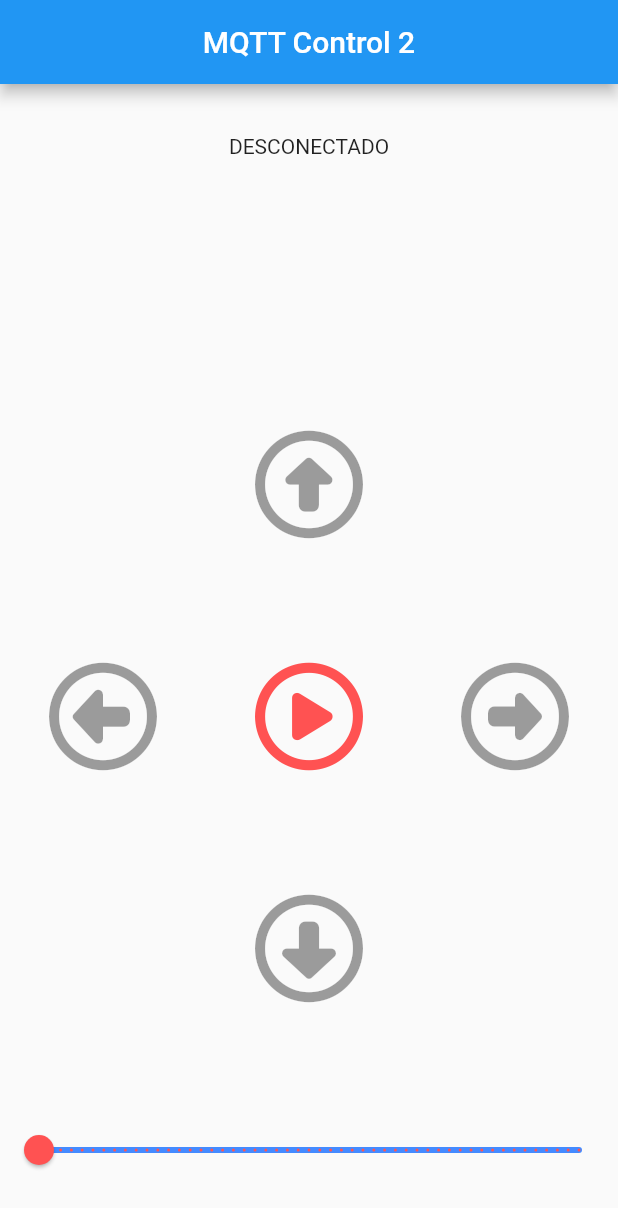
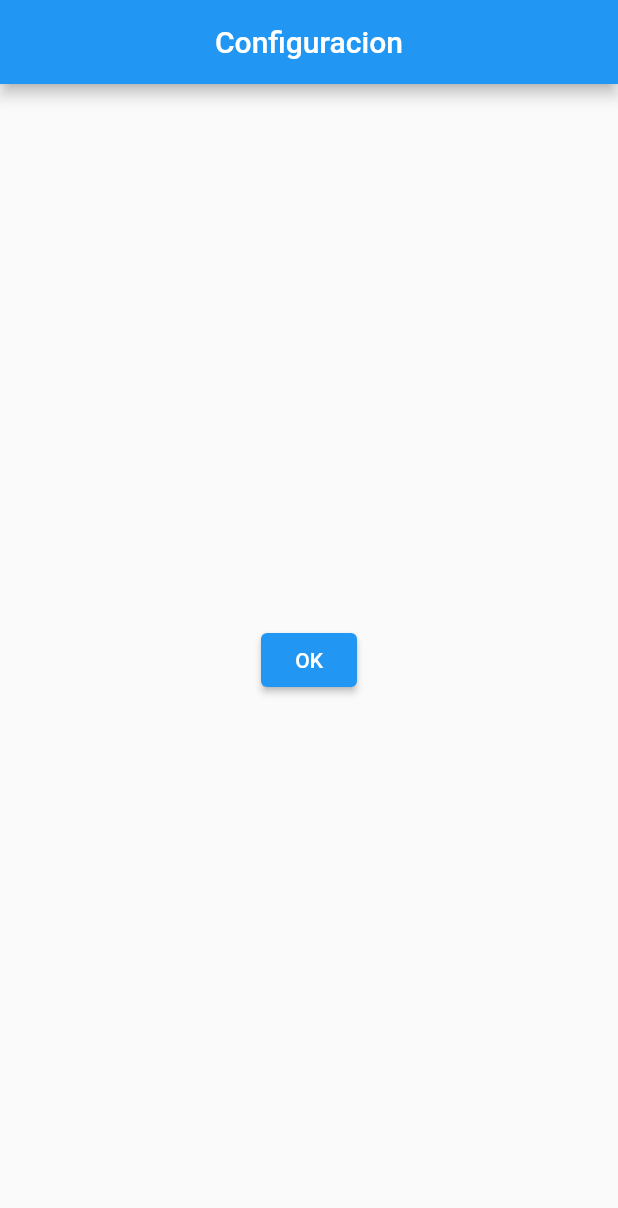
Before and after one commit to Guzzizander/mqtt_control_2, a Flutter app: the screen it shows after launch, on a phone screen of 412 x 824 dp. Shown: the top 1208 px of the screen. Run offline on Flutter 3.47's test engine with Material 2 defaults, Android fonts, the phone set to English and light mode, and no system bars; our stand-ins replace font_awesome_flutter; missing offline and left inert: mqtt_client.

Commit message:
Añadida 2a pagina

```diff
--- a/lib/main.dart
+++ b/lib/main.dart
@@ -18,21 +18,22 @@ class MyApp extends StatelessWidget {
       theme: ThemeData(
         primarySwatch: Colors.blue,
       ),
-      home: const MyHomePage(title: 'Control mqtt 2'),
+      //home: const MyHomePage(title: 'Control mqtt 2'),
+      home: const Configuracion(),
     );
   }
 }
 
-class MyHomePage extends StatefulWidget {
-  const MyHomePage({Key? key, required this.title}) : super(key: key);
+class Control extends StatefulWidget {
+  const Control({Key? key, required this.title}) : super(key: key);
 
   final String title;
 
   @override
-  State<MyHomePage> createState() => _MyHomePageState();
+  State<Control> createState() => _Control();
 }
 
-class _MyHomePageState extends State<MyHomePage> {
+class _Control extends State<Control> {
   String topic = 'prueba';
   String broker = '192.168.0.133';
   int port = 1883;
@@ -49,7 +50,6 @@ class _MyHomePageState extends State<MyHomePage> {
   void _publicaMensaje(String mensaje) {
     builder.clear();
     builder.addString(mensaje);
-    //client.publishMessage(topic, qosLevel, builder.payload);
     client!.publishMessage(topic, MqttQos.atLeastOnce, builder.payload!);
   }
 
@@ -63,12 +63,15 @@ class _MyHomePageState extends State<MyHomePage> {
     client!.pongCallback = pong;
     client!.secure = false;
 
+    /*
     final connMessage = MqttConnectMessage()
         //.authenticateAs(username, password)
         //.keepAliveFor(60)
         .startClean()
         .withWillQos(MqttQos.atLeastOnce)
         .withClientIdentifier(clientIdentifier);
+    */
+
     try {
       await client!.connect();
     } catch (e) {
@@ -162,6 +165,12 @@ class _MyHomePageState extends State<MyHomePage> {
                     }
                   : null,
             ),
+            ElevatedButton(
+              child: const Text('Configuracion'),
+              onPressed: () {
+                Navigator.pop(context);
+              },
+            ),
             Slider(
                 value: _valorSlider,
                 min: 0,
@@ -188,7 +197,7 @@ class _MyHomePageState extends State<MyHomePage> {
 
 //actions
   void onConnected() {
-    print('connected***********');
+    //print('Conectado');
     setState(() {
       mensaje = 'CONECTADO';
       estado = true;
@@ -221,3 +230,29 @@ class _MyHomePageState extends State<MyHomePage> {
     print('ping response arrived');
   }
 }
+
+class Configuracion extends StatelessWidget {
+  const Configuracion({Key? key}) : super(key: key);
+
+  @override
+  Widget build(BuildContext context) {
+    return Scaffold(
+      appBar: AppBar(
+        title: const Text('Configuracion'),
+        centerTitle: true,
+      ),
+      body: Center(
+        child: ElevatedButton(
+          onPressed: () {
+            Navigator.push(
+              context,
+              MaterialPageRoute(
+                  builder: (context) => Control(title: 'Control')),
+            );
+          },
+          child: const Text('OK'),
+        ),
+      ),
+    );
+  }
+}
```
